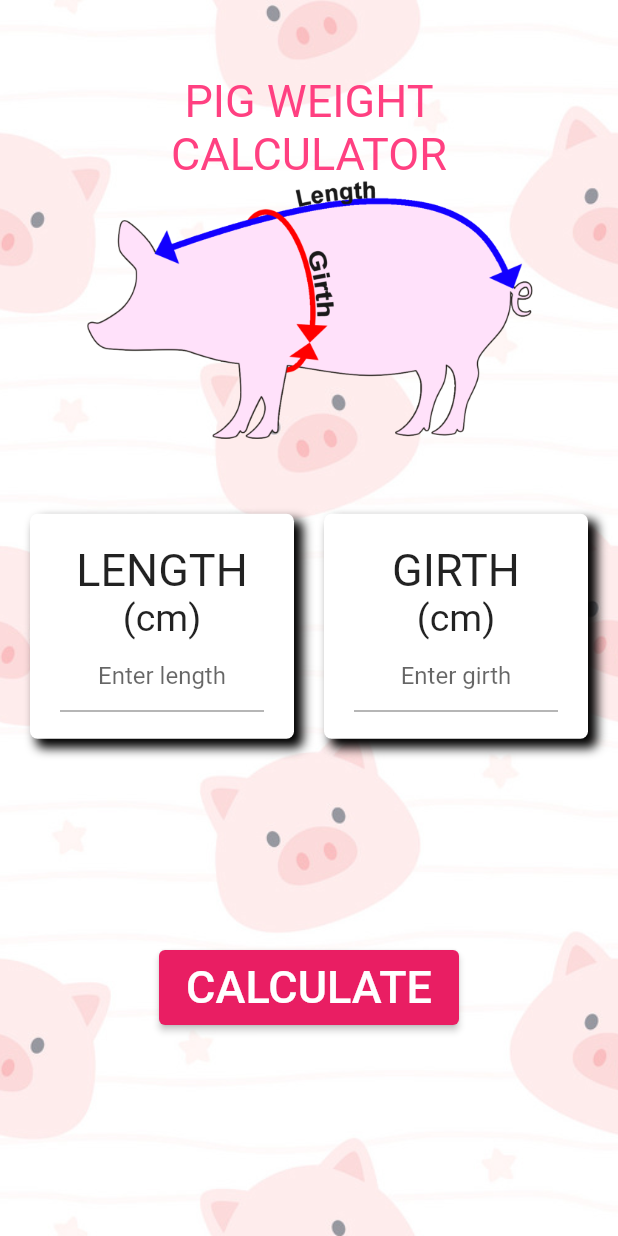
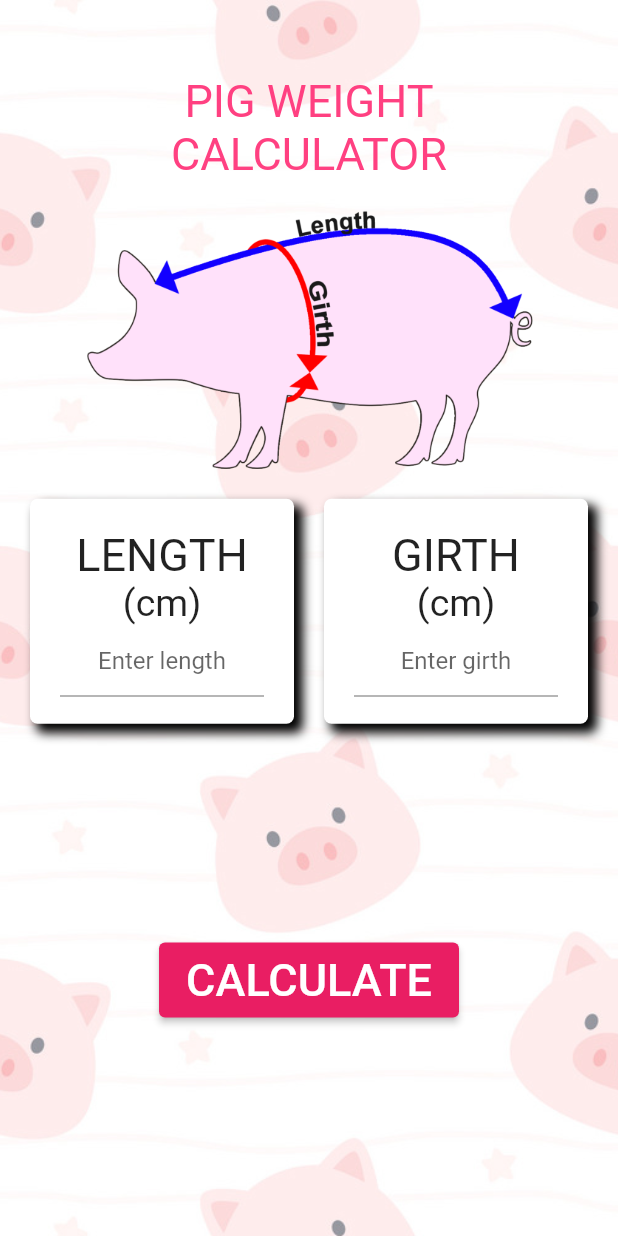
Before and after one commit to Navaphat/midterm_620710663, a Flutter app: the screen it shows after launch, on a phone screen of 412 x 824 dp. Run offline on Flutter 3.47's test engine with Material 2 defaults, Android fonts, the phone set to English and light mode, and no system bars.

Commit message:
Initial Commit

```diff
--- a/lib/main.dart
+++ b/lib/main.dart
@@ -42,12 +42,13 @@
               child: Column(
                 children: [
                   Padding(
-                    padding: const EdgeInsets.only(top: 50.0, bottom: 50),
+                    padding: const EdgeInsets.only(top: 50.0, bottom: 20.0),
                     child: Column(
                       mainAxisAlignment: MainAxisAlignment.start,
                       children: [
                         Text('PIG WEIGHT', style: TextStyle(fontSize: 30.0, color: Colors.pinkAccent),),
                         Text('CALCULATOR', style: TextStyle(fontSize: 30.0, color: Colors.pinkAccent),),
+                        SizedBox(height: 20.0,),
                         Image.asset('assets/images/pig.png', width: 300,),
                       ],
                     ),
```
